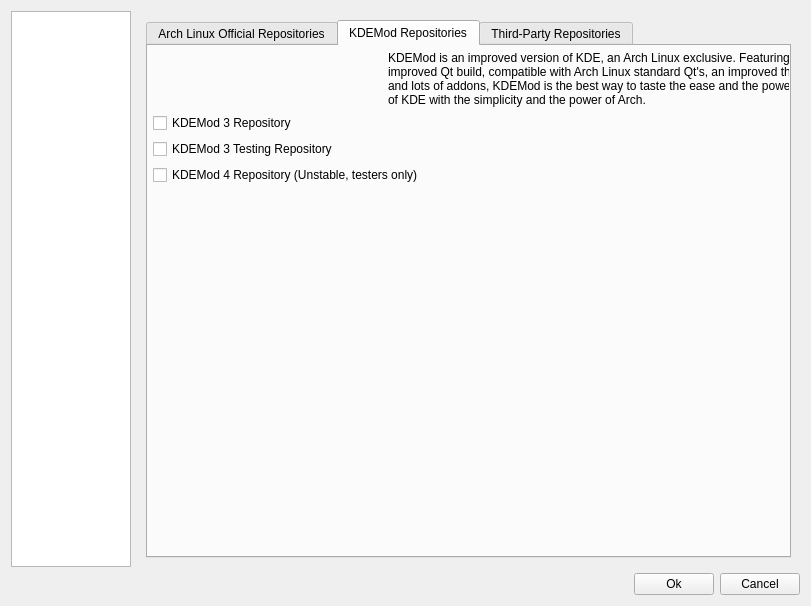
drf/shaman1, file trunk/shaman/ui/configDialog.ui: the form before one commit.
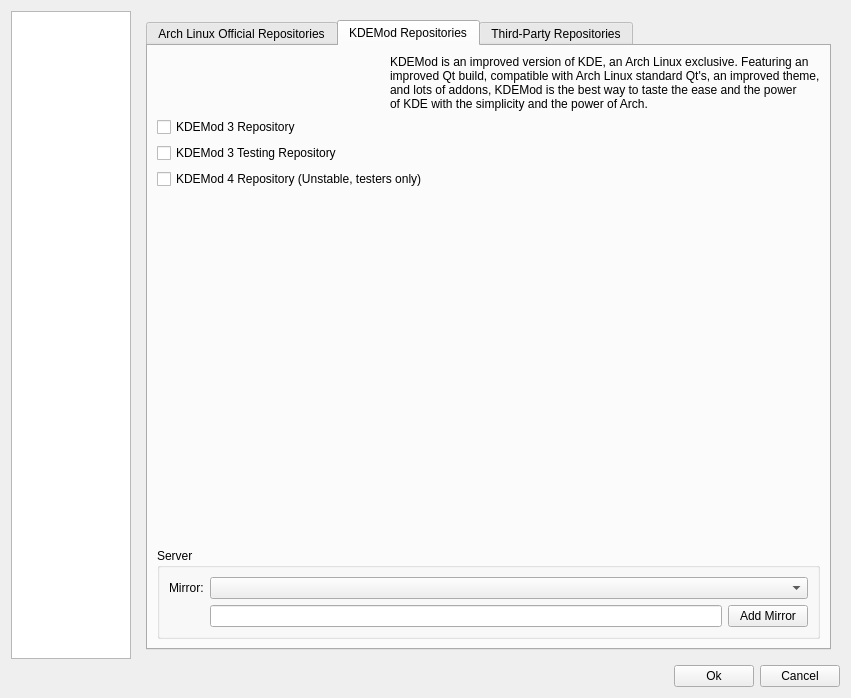
The form after the commit. The open tabs and pages were chosen to show the change. Icons and pictures are not drawn.

Commit message: Ok, code coming in a while

```diff
--- a/trunk/shaman/ui/configDialog.ui
+++ b/trunk/shaman/ui/configDialog.ui
@@ -524,15 +524,8 @@
           <attribute name="icon" >
            <iconset resource="shaman.qrc" >:/Icons/icons/archlinux-mods-kdemod.svg</iconset>
           </attribute>
-          <widget class="QWidget" name="layoutWidget" >
-           <property name="geometry" >
-            <rect>
-             <x>5</x>
-             <y>5</y>
-             <width>665</width>
-             <height>477</height>
-            </rect>
-           </property>
+          <layout class="QVBoxLayout" >
+           <item>
            <layout class="QVBoxLayout" >
             <item>
              <layout class="QHBoxLayout" >
@@ -592,8 +585,45 @@
               </property>
              </spacer>
             </item>
-           </layout>
-          </widget>
+             <item>
+              <widget class="QGroupBox" name="groupBox_13" >
+               <property name="title" >
+                <string>Server</string>
+               </property>
+               <layout class="QGridLayout" >
+                <item row="0" column="0" >
+                 <widget class="QLabel" name="mirrorLabel_2" >
+                  <property name="text" >
+                   <string>Mirror:</string>
+                  </property>
+                 </widget>
+                </item>
+                <item row="0" column="1" >
+                 <widget class="QComboBox" name="KDEModMirrorBox" />
+                </item>
+                <item row="2" column="1" >
+                 <layout class="QHBoxLayout" >
+                  <item>
+                   <widget class="QLineEdit" name="addKDEModMirrorLine" />
+                  </item>
+                  <item>
+                   <widget class="QPushButton" name="addKDEModMirrorButton" >
+                    <property name="text" >
+                     <string>Add Mirror</string>
+                    </property>
+                    <property name="icon" >
+                     <iconset resource="shaman.qrc" >:/Icons/icons/list-add.png</iconset>
+                    </property>
+                   </widget>
+                  </item>
+                 </layout>
+                </item>
+               </layout>
+              </widget>
+             </item>
+            </layout>
+           </item>
+          </layout>
          </widget>
          <widget class="QWidget" name="thirdPartyTab" >
           <attribute name="title" >
```
Left out of the diff: 10 changed lines with no effect on the pictures. Lines whose indentation alone changed are shown as unchanged. The commit also changes 2 other files.
